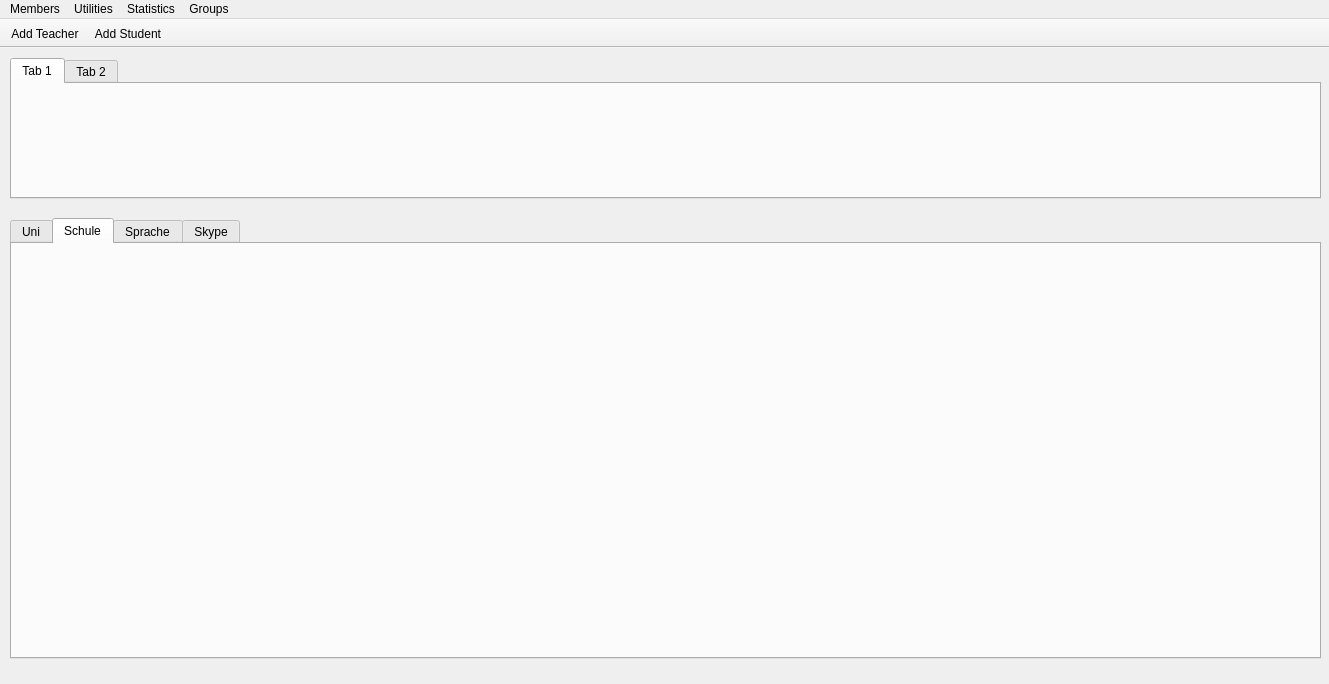
Qt form General/mainwindow.ui (MrRisoni/Gauss) before a commit.
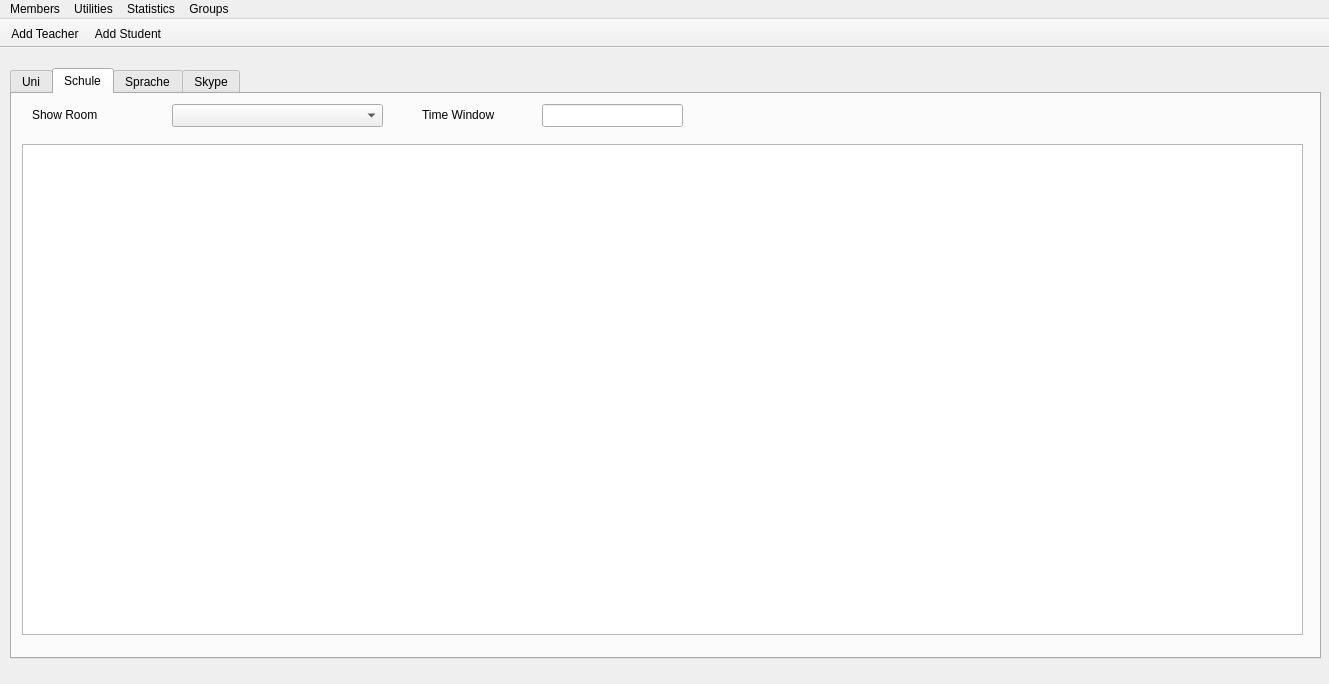
The same form after that commit. The open tabs and pages were chosen to show the change. Icons and pictures are not drawn.

```diff
--- a/General/mainwindow.ui
+++ b/General/mainwindow.ui
@@ -14,48 +14,13 @@
    <string>Gauss</string>
   </property>
   <widget class="QWidget" name="centralWidget">
-   <widget class="QTabWidget" name="tabWidget">
-    <property name="geometry">
-     <rect>
-      <x>10</x>
-      <y>10</y>
-      <width>1311</width>
-      <height>141</height>
-     </rect>
-    </property>
-    <property name="currentIndex">
-     <number>0</number>
-    </property>
-    <property name="documentMode">
-     <bool>false</bool>
-    </property>
-    <property name="tabsClosable">
-     <bool>false</bool>
-    </property>
-    <property name="movable">
-     <bool>false</bool>
-    </property>
-    <property name="tabBarAutoHide">
-     <bool>false</bool>
-    </property>
-    <widget class="QWidget" name="tab">
-     <attribute name="title">
-      <string>Tab 1</string>
-     </attribute>
-    </widget>
-    <widget class="QWidget" name="tab_2">
-     <attribute name="title">
-      <string>Tab 2</string>
-     </attribute>
-    </widget>
-   </widget>
    <widget class="QTabWidget" name="tabWidget_2">
     <property name="geometry">
      <rect>
       <x>10</x>
-      <y>170</y>
+      <y>20</y>
       <width>1311</width>
-      <height>441</height>
+      <height>591</height>
      </rect>
     </property>
     <property name="currentIndex">
@@ -80,6 +45,65 @@
      <attribute name="title">
       <string>Schule</string>
      </attribute>
+     <widget class="QTableView" name="tableView_3">
+      <property name="geometry">
+       <rect>
+        <x>10</x>
+        <y>50</y>
+        <width>1281</width>
+        <height>491</height>
+       </rect>
+      </property>
+     </widget>
+     <widget class="QComboBox" name="comboSchuleRoom">
+      <property name="geometry">
+       <rect>
+        <x>160</x>
+        <y>10</y>
+        <width>211</width>
+        <height>23</height>
+       </rect>
+      </property>
+     </widget>
+     <widget class="QLabel" name="label">
+      <property name="geometry">
+       <rect>
+        <x>20</x>
+        <y>5</y>
+        <width>121</width>
+        <height>31</height>
+       </rect>
+      </property>
+      <property name="text">
+       <string>Show Room</string>
+      </property>
+     </widget>
+     <widget class="QLabel" name="label_2">
+      <property name="geometry">
+       <rect>
+        <x>410</x>
+        <y>10</y>
+        <width>101</width>
+        <height>21</height>
+       </rect>
+      </property>
+      <property name="text">
+       <string>Time Window</string>
+      </property>
+     </widget>
+     <widget class="QLineEdit" name="lineSchuleWindow">
+      <property name="geometry">
+       <rect>
+        <x>530</x>
+        <y>10</y>
+        <width>141</width>
+        <height>23</height>
+       </rect>
+      </property>
+      <property name="toolTip">
+       <string>in days</string>
+      </property>
+     </widget>
     </widget>
     <widget class="QWidget" name="tab_5">
      <attribute name="title">
```
Left out of the diff: 6 changed lines with no effect on the pictures.
